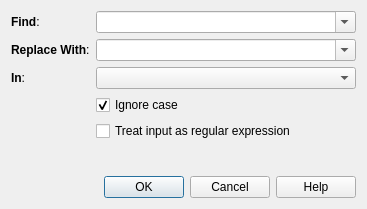
Above: qt/designer/findreplace.ui from ankitects/anki before the change. Below: the same form after it.
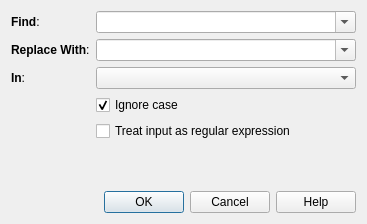
That is the form after the change.

Commit message:
fix find&replace getting too large
https://forums.ankiweb.net/t/bug-find-and-replace-dialog-displays-length-of-longest-string-in-dropdown-list/2469

```diff
--- a/qt/designer/findreplace.ui
+++ b/qt/designer/findreplace.ui
@@ -7,7 +7,7 @@
     <x>0</x>
     <y>0</y>
     <width>367</width>
-    <height>209</height>
+    <height>224</height>
    </rect>
   </property>
   <property name="windowTitle">
```
Left out of the diff: 12 changed lines with no effect on the pictures.
